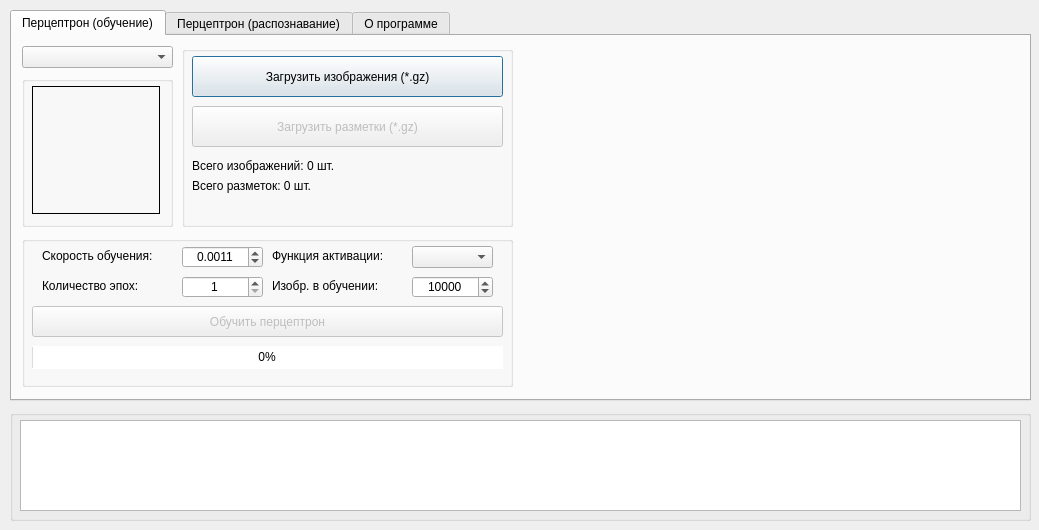
Old version of the form L2/GUI.ui in the repository BouRHooD/mpu_224-322_intelligent_systems_design.
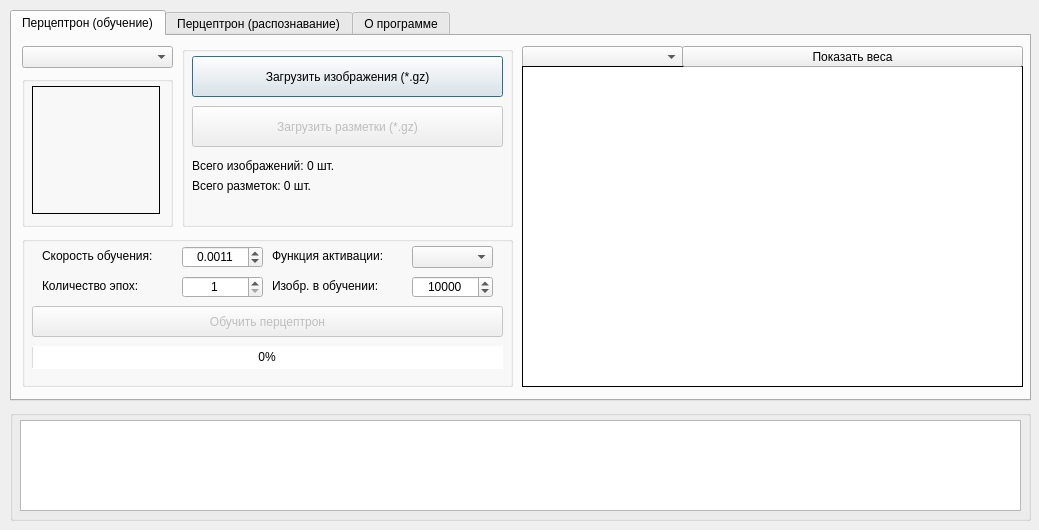
New version of the form. The open tabs and pages were chosen to show the change.

Diff of the .ui file:
```diff
--- a/L2/GUI.ui
+++ b/L2/GUI.ui
@@ -422,6 +422,139 @@
       </property>
      </widget>
     </widget>
+    <widget class="QTableWidget" name="tw_Perceptron_Learn">
+     <property name="geometry">
+      <rect>
+       <x>510</x>
+       <y>30</y>
+       <width>501</width>
+       <height>321</height>
+      </rect>
+     </property>
+     <property name="minimumSize">
+      <size>
+       <width>300</width>
+       <height>0</height>
+      </size>
+     </property>
+     <property name="frameShape">
+      <enum>QFrame::Box</enum>
+     </property>
+     <property name="frameShadow">
+      <enum>QFrame::Plain</enum>
+     </property>
+     <property name="verticalScrollBarPolicy">
+      <enum>Qt::ScrollBarAsNeeded</enum>
+     </property>
+     <property name="horizontalScrollBarPolicy">
+      <enum>Qt::ScrollBarAsNeeded</enum>
+     </property>
+     <property name="sizeAdjustPolicy">
+      <enum>QAbstractScrollArea::AdjustIgnored</enum>
+     </property>
+     <property name="autoScroll">
+      <bool>false</bool>
+     </property>
+     <property name="selectionMode">
+      <enum>QAbstractItemView::ExtendedSelection</enum>
+     </property>
+     <property name="textElideMode">
+      <enum>Qt::ElideRight</enum>
+     </property>
+     <property name="showGrid">
+      <bool>true</bool>
+     </property>
+     <property name="gridStyle">
+      <enum>Qt::SolidLine</enum>
+     </property>
+     <property name="wordWrap">
+      <bool>true</bool>
+     </property>
+     <property name="cornerButtonEnabled">
+      <bool>true</bool>
+     </property>
+     <property name="rowCount">
+      <number>0</number>
+     </property>
+     <property name="columnCount">
+      <number>0</number>
+     </property>
+     <attribute name="horizontalHeaderVisible">
+      <bool>true</bool>
+     </attribute>
+     <attribute name="horizontalHeaderCascadingSectionResizes">
+      <bool>true</bool>
+     </attribute>
+     <attribute name="horizontalHeaderDefaultSectionSize">
+      <number>118</number>
+     </attribute>
+     <attribute name="horizontalHeaderHighlightSections">
+      <bool>true</bool>
+     </attribute>
+     <attribute name="horizontalHeaderMinimumSectionSize">
+      <number>5</number>
+     </attribute>
+     <attribute name="horizontalHeaderShowSortIndicator" stdset="0">
+      <bool>true</bool>
+     </attribute>
+     <attribute name="horizontalHeaderStretchLastSection">
+      <bool>true</bool>
+     </attribute>
+     <attribute name="verticalHeaderVisible">
+      <bool>true</bool>
+     </attribute>
+     <attribute name="verticalHeaderCascadingSectionResizes">
+      <bool>true</bool>
+     </attribute>
+     <attribute name="verticalHeaderDefaultSectionSize">
+      <number>20</number>
+     </attribute>
+     <attribute name="verticalHeaderHighlightSections">
+      <bool>true</bool>
+     </attribute>
+     <attribute name="verticalHeaderMinimumSectionSize">
+      <number>15</number>
+     </attribute>
+     <attribute name="verticalHeaderShowSortIndicator" stdset="0">
+      <bool>true</bool>
+     </attribute>
+     <attribute name="verticalHeaderStretchLastSection">
+      <bool>true</bool>
+     </attribute>
+    </widget>
+    <widget class="QComboBox" name="cb_Perceptron_Learn">
+     <property name="geometry">
+      <rect>
+       <x>510</x>
+       <y>10</y>
+       <width>161</width>
+       <height>22</height>
+      </rect>
+     </property>
+    </widget>
+    <widget class="QPushButton" name="b_Perceptron_Learn_ShowWeights">
+     <property name="enabled">
+      <bool>true</bool>
+     </property>
+     <property name="geometry">
+      <rect>
+       <x>670</x>
+       <y>10</y>
+       <width>341</width>
+       <height>21</height>
+      </rect>
+     </property>
+     <property name="text">
+      <string>Показать веса</string>
+     </property>
+    </widget>
+    <zorder>groupBox</zorder>
+    <zorder>groupBox_2</zorder>
+    <zorder>cbListLoadedImages</zorder>
+    <zorder>groupBox_6</zorder>
+    <zorder>cb_Perceptron_Learn</zorder>
+    <zorder>tw_Perceptron_Learn</zorder>
+    <zorder>b_Perceptron_Learn_ShowWeights</zorder>
    </widget>
    <widget class="QWidget" name="tab_5">
     <attribute name="title">
```
Left out of the diff: 2 changed lines with no effect on the pictures.
